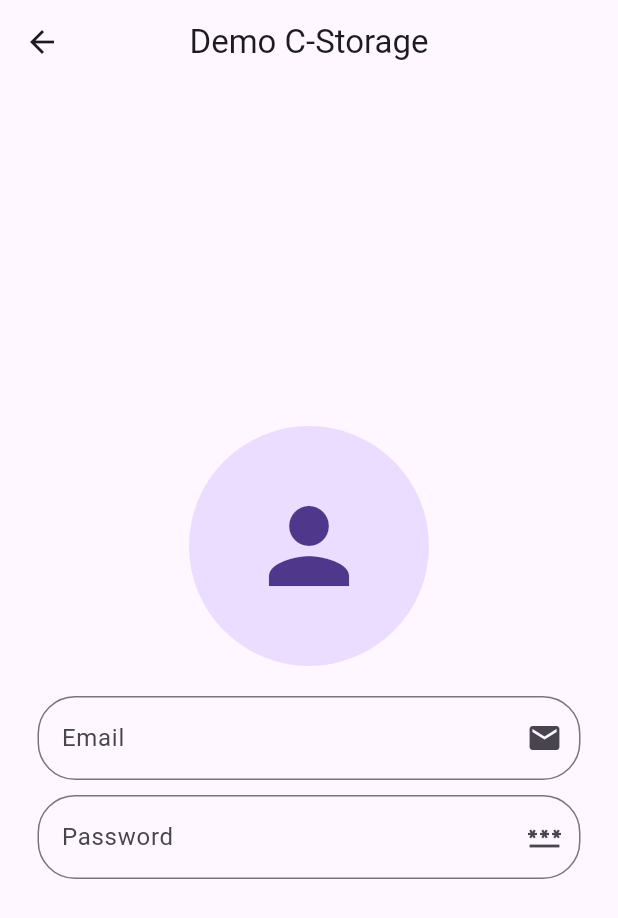
After one commit to iamkrishnagupta/flutterbase, a Flutter app: the HomePage screen opened directly, after a tap on "Try Cloud Storage?", on a phone screen of 412 x 824 dp. The commit adds this screen. Shown: the top 918 px of the screen. Run offline on Flutter 3.47's test engine with Material 3 defaults, Android fonts, the phone set to English and light mode, and no system bars; our stand-ins replace cloud_firestore, firebase_auth, firebase_core; accounts and stored records are empty.

Commit message:
Cloud Storage UI added

```diff
--- /dev/null
+++ b/lib/C-Storage/demopage.dart
@@ -0,0 +1,58 @@
+import 'package:flutter/material.dart';
+import 'package:flutterbase/Components/ui_components.dart';
+
+class DemoPage extends StatefulWidget {
+  const DemoPage({super.key});
+
+  @override
+  State<DemoPage> createState() => _DemoPageState();
+}
+
+class _DemoPageState extends State<DemoPage> {
+  TextEditingController emailController = TextEditingController();
+  TextEditingController passwordController = TextEditingController();
+  @override
+  Widget build(BuildContext context) {
+    return Scaffold(
+      appBar: AppBar(
+        title: const Text('Demo C-Storage'),
+        centerTitle: true,
+      ),
+      body: Padding(
+        padding: const EdgeInsets.all(25.0),
+        child: Center(
+          child: Column(
+            mainAxisAlignment: MainAxisAlignment.center,
+            children: [
+              const CircleAvatar(
+                radius: 80,
+                child: Icon(Icons.person, size: 80),
+              ),
+              const SizedBox(
+                height: 20,
+              ),
+              Components.customTextField(
+                emailController,
+                "Email",
+                Icons.mail,
+                false,
+              ),
+              const SizedBox(
+                height: 10,
+              ),
+              Components.customTextField(
+                passwordController,
+                "Password",
+                Icons.password,
+                true,
+              ),
+              const SizedBox(
+                height: 10,
+              ),
+            ],
+          ),
+        ),
+      ),
+    );
+  }
+}
--- a/lib/E-Auth/homepage.dart
+++ b/lib/E-Auth/homepage.dart
@@ -1,5 +1,6 @@
 import 'package:flutter/material.dart';
 import 'package:firebase_auth/firebase_auth.dart';
+import 'package:flutterbase/C-Storage/demopage.dart';
 import 'package:flutterbase/E-Auth/loginpage.dart';
 import 'package:flutterbase/F-Store/fetchdata.dart';
 import 'package:flutterbase/P-Auth/phoneauth.dart';
@@ -60,7 +61,9 @@ class HomePage extends StatelessWidget {
               },
               child: const Text('Try Phone Verification?'),
             ),
-            const SizedBox(height: 5,),
+            const SizedBox(
+              height: 5,
+            ),
             TextButton(
               onPressed: () {
                 Navigator.push(
@@ -70,7 +73,22 @@ class HomePage extends StatelessWidget {
                   ),
                 );
               },
-              child: const Text('Check Firestore?'),
+              child: const Text(
+                'Try Firestore?',
+              ),
+            ),
+            TextButton(
+              onPressed: () {
+                Navigator.push(
+                  context,
+                  MaterialPageRoute(
+                    builder: (context) => const DemoPage(),
+                  ),
+                );
+              },
+              child: const Text(
+                'Try Cloud Storage?',
+              ),
             ),
           ],
         ),
--- a/lib/main.dart
+++ b/lib/main.dart
@@ -13,6 +13,7 @@ void main() async {
 class MainApp extends StatelessWidget {
   const MainApp({super.key});
 
+
   @override
   Widget build(BuildContext context) {
     return const MaterialApp(
```
Also changed, not shown: lib/Components/ui_components.dart (+6 -2 lines).
